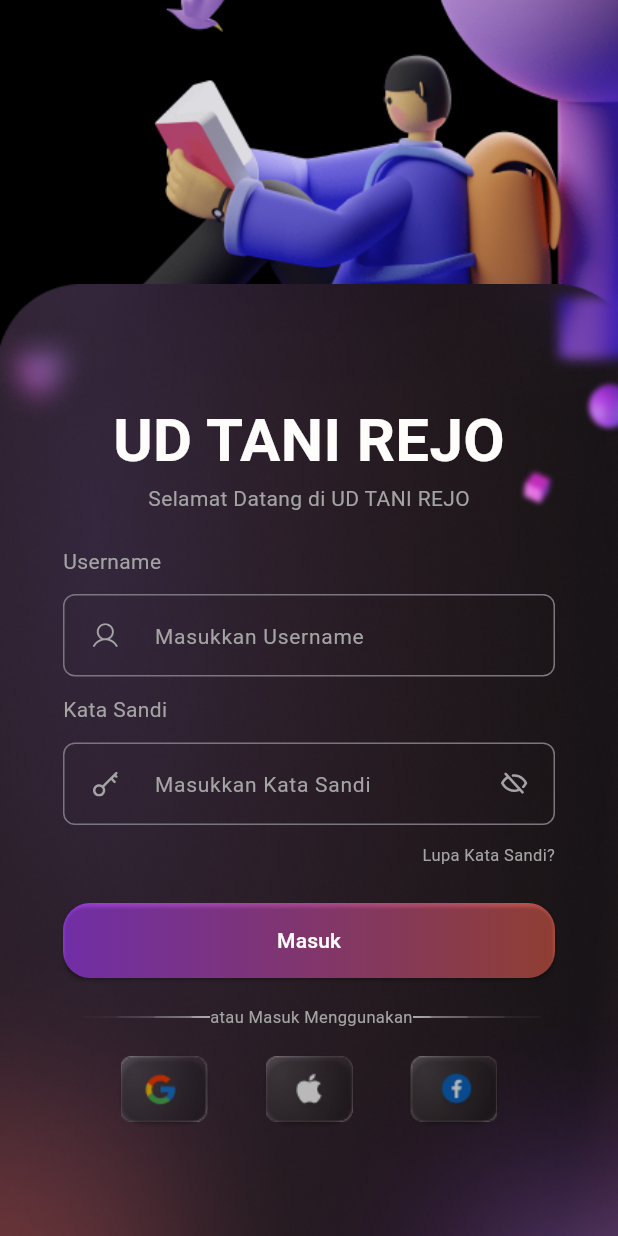
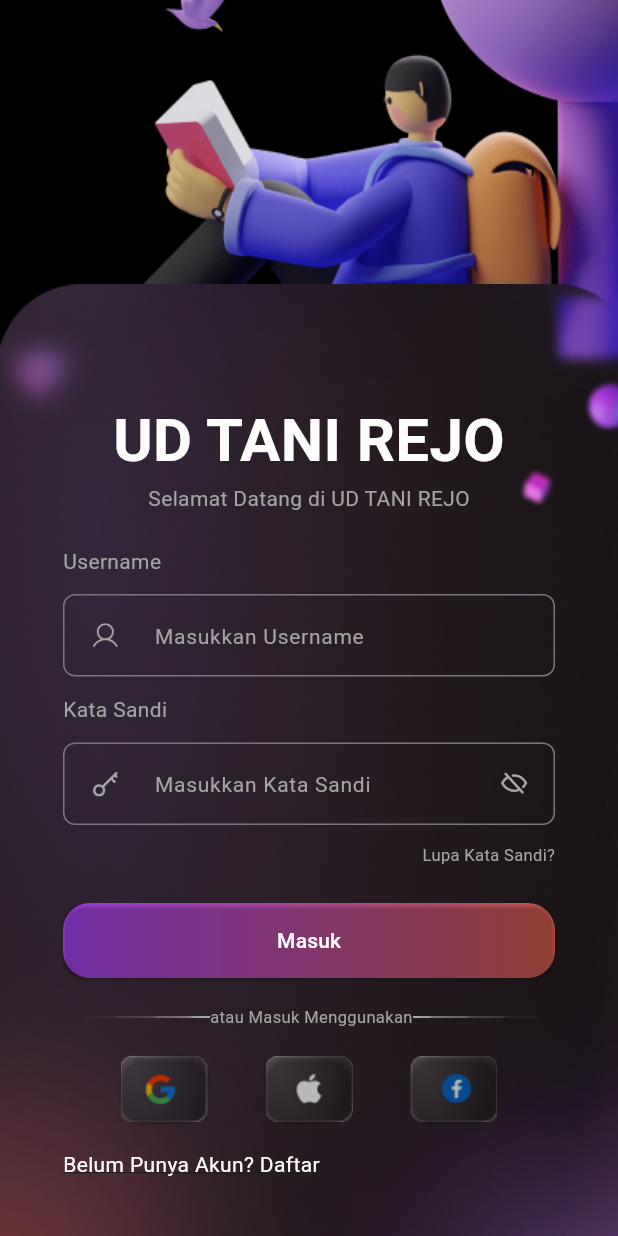
Before and after one commit to rizkypradika/ud-tani-rejo-mobile, a Flutter app: the screen it shows after launch, on a phone screen of 412 x 824 dp. Run offline on Flutter 3.47's test engine with Material 3 defaults, Android fonts, the phone set to English and light mode, and no system bars; our stand-ins replace flutter_svg, ionicons.

Commit message:
Add Routing Login to Register (New User Interface)

```diff
--- a/lib/login_page/pages/login_page.dart
+++ b/lib/login_page/pages/login_page.dart
@@ -1,6 +1,7 @@
 import 'package:flutter/material.dart';
 import 'package:flutter/services.dart';
 import 'package:project_mobile/dashboard_screen/activities/home.dart';
+import 'package:project_mobile/login_page/pages/register_page.dart';
 import 'package:project_mobile/login_page/components/button_large.dart';
 import 'package:project_mobile/login_page/components/button_sosmed.dart';
 import 'package:project_mobile/login_page/components/text_field_component.dart';
@@ -8,7 +9,7 @@ import 'package:project_mobile/login_page/components/background_screen.dart';
 import 'package:project_mobile/login_page/components/utils.dart';
 
 class LoginPage extends StatelessWidget {
-  const LoginPage({super.key});
+  const LoginPage({Key? key});
 
   @override
   Widget build(BuildContext context) {
@@ -89,8 +90,10 @@ class LoginPage extends StatelessWidget {
                         ],
                       ),
                       const SizedBox(height: 24),
-                      ButtonLarge(title: "Masuk", onPressed: () {
-                        Navigator.pushReplacement( // Menggunakan pushReplacement agar tidak bisa kembali ke halaman login
+                      ButtonLarge(
+                        title: "Masuk",
+                        onPressed: () {
+                          Navigator.pushReplacement(
                             context,
                             MaterialPageRoute(builder: (context) => HomePage()),
                           );
@@ -118,7 +121,24 @@ class LoginPage extends StatelessWidget {
                         ],
                       ),
                       const SizedBox(height: 18),
-                      const ButtonSosmed()
+                      const ButtonSosmed(),
+                      const SizedBox(height: 18),
+                      GestureDetector(
+                        onTap: () {
+                          Navigator.push(
+                            context,
+                            MaterialPageRoute(builder: (context) => RegisterPage()),
+                          );
+                        },
+                        child: Text(
+                          "Belum Punya Akun? Daftar",
+                          style: TextStyle(
+                            fontSize: 14,
+                            color: clWhite,
+                            decoration: TextDecoration.underline,
+                          ),
+                        ),
+                      ),
                     ],
                   ),
                 ),
```
